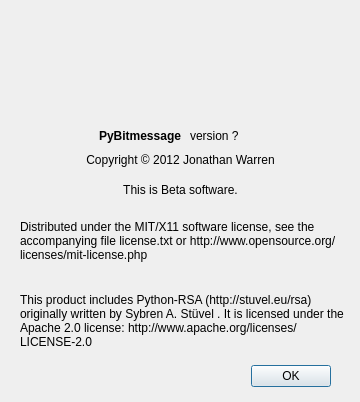
Qt form about.ui (Bitmessage/PyBitmessage) before a commit.
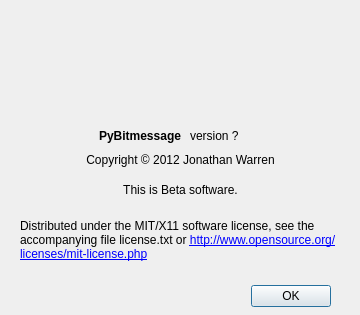
The same form after that commit.

Patch:
```diff
--- a/about.ui
+++ b/about.ui
@@ -7,7 +7,7 @@
     <x>0</x>
     <y>0</y>
     <width>360</width>
-    <height>402</height>
+    <height>315</height>
    </rect>
   </property>
   <property name="windowTitle">
@@ -17,7 +17,7 @@
    <property name="geometry">
     <rect>
      <x>20</x>
-     <y>360</y>
+     <y>280</y>
      <width>311</width>
      <height>32</height>
     </rect>
@@ -90,23 +90,7 @@
     </rect>
    </property>
    <property name="text">
-    <string>Distributed under the MIT/X11 software license, see the accompanying file license.txt or http://www.opensource.org/licenses/mit-license.php</string>
-   </property>
-   <property name="wordWrap">
-    <bool>true</bool>
-   </property>
-  </widget>
-  <widget class="QLabel" name="label_4">
-   <property name="geometry">
-    <rect>
-     <x>20</x>
-     <y>280</y>
-     <width>331</width>
-     <height>81</height>
-    </rect>
-   </property>
-   <property name="text">
-    <string>This product includes Python-RSA (http://stuvel.eu/rsa) originally written by Sybren A. Stüvel &lt;sybren@stuvel.eu&gt;. It is licensed under the Apache 2.0 license: http://www.apache.org/licenses/LICENSE-2.0</string>
+    <string>&lt;html&gt;&lt;head/&gt;&lt;body&gt;&lt;p&gt;Distributed under the MIT/X11 software license, see the accompanying file license.txt or &lt;a href=&quot;http://www.opensource.org/licenses/mit-license.php&quot;&gt;&lt;span style=&quot; text-decoration: underline; color:#0000ff;&quot;&gt;http://www.opensource.org/licenses/mit-license.php&lt;/span&gt;&lt;/a&gt;&lt;/p&gt;&lt;/body&gt;&lt;/html&gt;</string>
    </property>
    <property name="wordWrap">
     <bool>true</bool>
```
